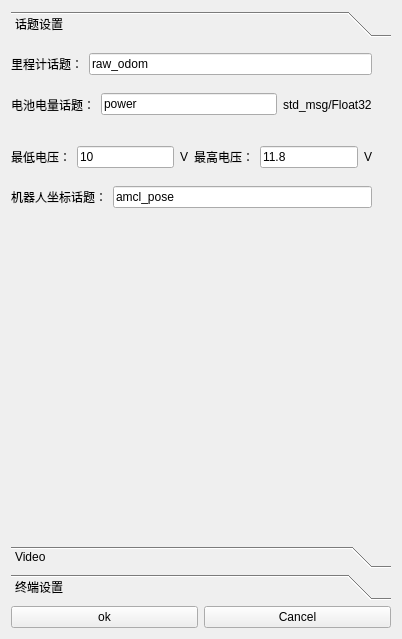
Qt form ui/settings.ui (chengyangkj/Ros_Qt5_Gui_App) before a commit.
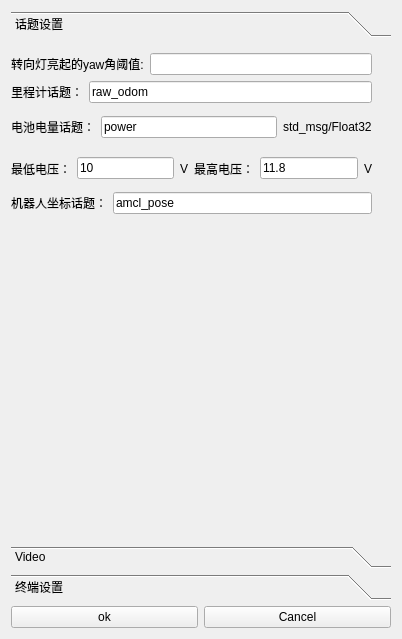
The same form after that commit. The open tabs and pages were chosen to show the change. Icons and pictures are not drawn.

Diff of the .ui file:
```diff
--- a/ui/settings.ui
+++ b/ui/settings.ui
@@ -39,10 +39,28 @@
            <x>0</x>
            <y>10</y>
            <width>361</width>
-           <height>155</height>
+           <height>161</height>
           </rect>
          </property>
          <layout class="QVBoxLayout" name="verticalLayout_5">
+          <item>
+           <layout class="QHBoxLayout" name="horizontalLayout_18">
+            <item>
+             <widget class="QLabel" name="label_7">
+              <property name="text">
+               <string>转向灯亮起的yaw角阈值:</string>
+              </property>
+             </widget>
+            </item>
+            <item>
+             <widget class="QLineEdit" name="lineEdit_turnLightThre">
+              <property name="text">
+               <string/>
+              </property>
+             </widget>
+            </item>
+           </layout>
+          </item>
           <item>
            <layout class="QHBoxLayout" name="horizontalLayout_5">
             <item>
```
Left out of the diff: 2 changed lines with no effect on the pictures.
